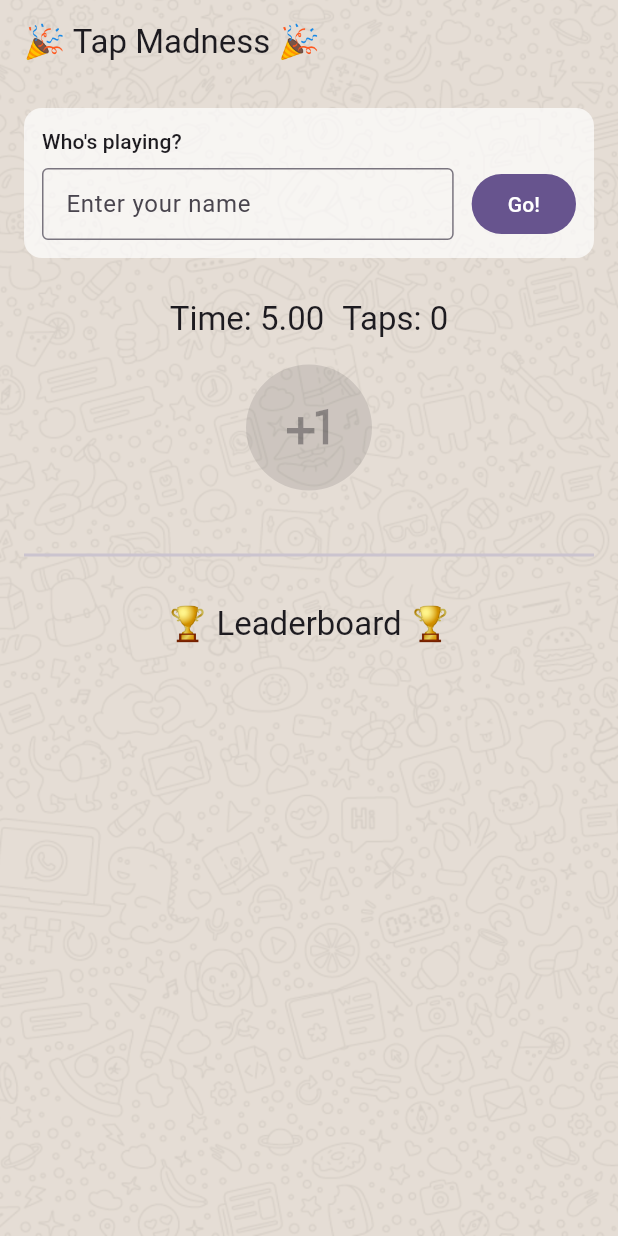
After one commit to ceottaki/gdg-fluttering-fires, a Flutter app: the screen it shows after launch, on a phone screen of 412 x 824 dp. The commit adds this screen. Run offline on Flutter 3.47's test engine with Material 3 defaults, Android fonts, the light colour scheme and no system bars; our stand-ins replace animated_text_kit, cloud_firestore, confetti, firebase_core; accounts and stored records are empty.

Commit message:
Split code into widgets - this should be a version that's good to run as is. Also deployed it to hotin

```diff
--- a/lib/game_state.dart
+++ b/lib/game_state.dart
@@ -6,14 +6,9 @@ import 'package:confetti/confetti.dart';
 import 'package:flutter/material.dart';
 
 class GameState extends ChangeNotifier {
-  final String name = 'Tap Madness';
+  final String gameName = 'Tap Madness';
   final nameController = TextEditingController();
   String get playerName => nameController.text;
-  final Stream<QuerySnapshot> finishedGames = FirebaseFirestore.instance
-      .collection('games')
-      .orderBy('taps', descending: true)
-      .limit(30)
-      .snapshots();
   static const gameDuration = 5.0;
   double gameTimeLeft = gameDuration;
   bool isPlaying = false;
@@ -21,6 +16,11 @@ class GameState extends ChangeNotifier {
   int taps = 0;
   final confettiController =
       ConfettiController(duration: const Duration(milliseconds: 1));
+  final Stream<QuerySnapshot> finishedGames = FirebaseFirestore.instance
+      .collection('games')
+      .orderBy('taps', descending: true)
+      .limit(30)
+      .snapshots();
 
   GameState() {
     nameController.addListener(notifyListeners);
--- /dev/null
+++ b/lib/game_widget.dart
@@ -0,0 +1,201 @@
+import 'package:animated_text_kit/animated_text_kit.dart';
+import 'package:confetti/confetti.dart';
+import 'package:flutter/material.dart';
+import 'package:gdgflutter_demo/game_state.dart';
+import 'package:provider/provider.dart';
+
+class Game extends StatelessWidget {
+  const Game({super.key});
+  @override
+  Widget build(BuildContext context) {
+    return const Column(
+      crossAxisAlignment: CrossAxisAlignment.center,
+      children: [
+        _GameSetup(),
+        SizedBox(height: 16),
+        _PlayArea(),
+      ],
+    );
+  }
+}
+
+class _GameSetup extends StatelessWidget {
+  const _GameSetup();
+  @override
+  Widget build(BuildContext context) {
+    return Card(
+      margin: EdgeInsets.zero,
+      color: Colors.white.withOpacity(0.7),
+      elevation: 0,
+      child: Padding(
+        padding: const EdgeInsets.all(12.0),
+        child: Column(
+          crossAxisAlignment: CrossAxisAlignment.start,
+          children: [
+            Text(
+              'Who\'s playing?',
+              style: Theme.of(context).textTheme.titleSmall,
+            ),
+            const SizedBox(height: 8),
+            const _NameAndGoRow(),
+          ],
+        ),
+      ),
+    );
+  }
+}
+
+class _NameAndGoRow extends StatelessWidget {
+  const _NameAndGoRow();
+  @override
+  Widget build(BuildContext context) {
+    return const Row(
+      crossAxisAlignment: CrossAxisAlignment.center,
+      children: [
+        Expanded(child: _NameTextField()),
+        SizedBox(width: 12),
+        _GoButton(),
+      ],
+    );
+  }
+}
+
+class _NameTextField extends StatelessWidget {
+  const _NameTextField();
+  @override
+  Widget build(BuildContext context) {
+    final isPlaying = context.select((GameState s) => s.isPlaying);
+    return TextField(
+      controller: context.read<GameState>().nameController,
+      onTapOutside: (_) => FocusManager.instance.primaryFocus?.unfocus(),
+      enabled: !isPlaying,
+      decoration: const InputDecoration(
+        labelText: 'Enter your name',
+        isDense: true,
+        border: OutlineInputBorder(),
+      ),
+    );
+  }
+}
+
+class _GoButton extends StatelessWidget {
+  const _GoButton();
+  @override
+  Widget build(BuildContext context) {
+    final isPlaying = context.select((GameState s) => s.isPlaying);
+    return FilledButton(
+      onPressed: isPlaying ? null : context.read<GameState>().startGame,
+      child: const Text('Go!'),
+    );
+  }
+}
+
+class _PlayArea extends StatelessWidget {
+  const _PlayArea();
+  @override
+  Widget build(BuildContext context) {
+    final isStarting = context.select((GameState s) => s.isStarting);
+    return SizedBox(
+      height: 150,
+      child: isStarting ? const _Countdown() : const _TapTapTap(),
+    );
+  }
+}
+
+class _Countdown extends StatelessWidget {
+  const _Countdown();
+  @override
+  Widget build(BuildContext context) {
+    return DefaultTextStyle(
+      style: Theme.of(context).textTheme.displayLarge!.copyWith(fontSize: 90),
+      child: AnimatedTextKit(
+        isRepeatingAnimation: true,
+        repeatForever: true,
+        pause: Duration.zero,
+        animatedTexts: [
+          ScaleAnimatedText('3', duration: const Duration(milliseconds: 750)),
+          ScaleAnimatedText('2', duration: const Duration(milliseconds: 750)),
+          ScaleAnimatedText('1', duration: const Duration(milliseconds: 750)),
+          ScaleAnimatedText('Go!', duration: const Duration(milliseconds: 750)),
+        ],
+      ),
+    );
+  }
+}
+
+class _TapTapTap extends StatelessWidget {
+  const _TapTapTap();
+  @override
+  Widget build(BuildContext context) {
+    return const Column(
+      mainAxisAlignment: MainAxisAlignment.center,
+      children: [
+        _TimeLeftAndTaps(),
+        SizedBox(height: 16),
+        _TapButton(),
+      ],
+    );
+  }
+}
+
+class _TimeLeftAndTaps extends StatelessWidget {
+  const _TimeLeftAndTaps();
+  @override
+  Widget build(BuildContext context) {
+    final gameTimeLeft = context.select((GameState s) => s.gameTimeLeft);
+    final taps = context.select((GameState s) => s.taps);
+    return Row(
+      mainAxisAlignment: MainAxisAlignment.center,
+      children: [
+        Text(
+          'Time: ',
+          style: Theme.of(context).textTheme.titleLarge,
+        ),
+        Text(
+          gameTimeLeft.toStringAsFixed(2),
+          style: Theme.of(context).textTheme.titleLarge,
+        ),
+        const SizedBox(width: 12),
+        Text(
+          'Taps: $taps',
+          style: Theme.of(context).textTheme.titleLarge,
+        ),
+      ],
+    );
+  }
+}
+
+class _TapButton extends StatelessWidget {
+  const _TapButton();
+  @override
+  Widget build(BuildContext context) {
+    final isPlaying = context.select((GameState s) => s.isPlaying);
+    return Stack(
+      alignment: Alignment.center,
+      children: [
+        ConfettiWidget(
+          confettiController: context.read<GameState>().confettiController,
+          blastDirectionality: BlastDirectionality.explosive,
+          emissionFrequency: 1.0,
+          shouldLoop: false,
+          colors: const [
+            Colors.green,
+            Colors.blue,
+            Colors.pink,
+            Colors.orange,
+            Colors.purple
+          ],
+          createParticlePath: context.read<GameState>().drawStar,
+        ),
+        FilledButton(
+          onPressed: isPlaying ? context.read<GameState>().tap : null,
+          style: FilledButton.styleFrom(
+            shape: const CircleBorder(),
+            padding: const EdgeInsets.all(20),
+          ),
+          child: const Icon(Icons.plus_one, size: 44),
+        ),
+      ],
+    );
+  }
+}
--- /dev/null
+++ b/lib/home_screen.dart
@@ -0,0 +1,50 @@
+import 'package:flutter/material.dart';
+import 'package:gdgflutter_demo/game_state.dart';
+import 'package:gdgflutter_demo/game_widget.dart';
+import 'package:gdgflutter_demo/leaderboard_widget.dart';
+import 'package:provider/provider.dart';
+
+class HomeScreen extends StatelessWidget {
+  const HomeScreen({super.key});
+
+  @override
+  Widget build(BuildContext context) {
+    final gameName = context.select((GameState s) => s.gameName);
+    return Stack(
+      children: [
+        const _BackgroundImage(),
+        Scaffold(
+          backgroundColor: Colors.transparent,
+          appBar: AppBar(
+            title: Text('🎉 $gameName 🎉'),
+            backgroundColor: Colors.transparent,
+            surfaceTintColor: Colors.transparent,
+          ),
+          body: const Padding(
+            padding: EdgeInsets.all(16),
+            child: Column(
+              children: <Widget>[
+                Game(),
+                Divider(height: 64, thickness: 2),
+                Expanded(child: LeaderBoard()),
+              ],
+            ),
+          ),
+        ),
+      ],
+    );
+  }
+}
+
+class _BackgroundImage extends StatelessWidget {
+  const _BackgroundImage();
+  @override
+  Widget build(BuildContext context) {
+    return Image.asset(
+      'assets/images/background.png',
+      fit: BoxFit.cover,
+      width: double.infinity,
+      height: double.infinity,
+    );
+  }
+}
--- /dev/null
+++ b/lib/leaderboard_widget.dart
@@ -0,0 +1,69 @@
+import 'package:cloud_firestore/cloud_firestore.dart';
+import 'package:flutter/material.dart';
+import 'package:gdgflutter_demo/game_state.dart';
+import 'package:provider/provider.dart';
+
+class LeaderBoard extends StatelessWidget {
+  const LeaderBoard({super.key});
+  @override
+  Widget build(BuildContext context) {
+    return StreamBuilder<QuerySnapshot>(
+      stream: context.read<GameState>().finishedGames,
+      builder: (BuildContext context, AsyncSnapshot<QuerySnapshot> snapshot) {
+        if (snapshot.hasError) {
+          return const Text('Something went wrong');
+        }
+        if (snapshot.connectionState == ConnectionState.waiting) {
+          return const Align(
+            alignment: Alignment.center,
+            child: LinearProgressIndicator(),
+          );
+        }
+        final listViewChildren = _gamesAsWidgets(snapshot.data!.docs, context);
+        return Column(
+          children: [
+            Text(
+              '🏆 Leaderboard 🏆',
+              style: Theme.of(context).textTheme.titleLarge,
+            ),
+            const SizedBox(height: 12),
+            Expanded(child: ListView(children: listViewChildren)),
+          ],
+        );
+      },
+    );
+  }
+
+  List<Widget> _gamesAsWidgets(
+      List<QueryDocumentSnapshot<Object?>> games, BuildContext context) {
+    final widgets = <Widget>[];
+    for (var i = 0; i < games.length; ++i) {
+      Map<String, dynamic> data = games[i].data()! as Map<String, dynamic>;
+      final Widget leading;
+      switch (i) {
+        case 0:
+          leading = Text('🥇', style: Theme.of(context).textTheme.displaySmall);
+          break;
+        case 1:
+          leading = Text('🥈', style: Theme.of(context).textTheme.displaySmall);
+          break;
+        case 2:
+          leading = Text('🥉', style: Theme.of(context).textTheme.displaySmall);
+          break;
+        default:
+          leading = Text('  ${i + 1}. ',
+              style: Theme.of(context).textTheme.titleLarge);
+      }
+      widgets.add(Card(
+        elevation: 0,
+        color: Colors.white.withOpacity(0.7),
+        margin: const EdgeInsets.only(bottom: 4),
+        child: ListTile(
+          leading: leading,
+          title: Text('${data['name']} has tapped ${data['taps']} times'),
+        ),
+      ));
+    }
+    return widgets;
+  }
+}
--- a/lib/main.dart
+++ b/lib/main.dart
@@ -3,8 +3,8 @@ import 'dart:async';
 import 'package:firebase_core/firebase_core.dart';
 import 'package:flutter/material.dart';
 import 'package:gdgflutter_demo/firebase_options.dart';
-import 'package:gdgflutter_demo/game_screen.dart';
 import 'package:gdgflutter_demo/game_state.dart';
+import 'package:gdgflutter_demo/home_screen.dart';
 import 'package:provider/provider.dart';
 
 Future<void> main() async {
@@ -24,7 +24,7 @@ class MyApp extends StatelessWidget {
   const MyApp({super.key});
   @override
   Widget build(BuildContext context) {
-    final name = context.select((GameState s) => s.name);
+    final name = context.select((GameState s) => s.gameName);
     return MaterialApp(
       title: name,
       theme: ThemeData(
```
Also changed, not shown: lib/game_screen.dart (deleted, +0 -261 lines).
